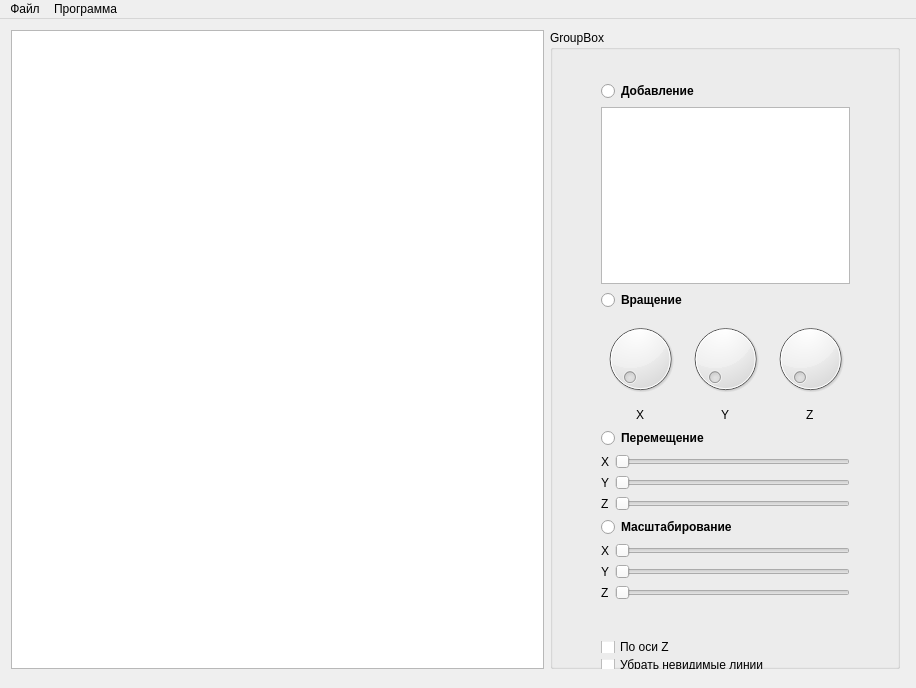
This is plane3d/mainwindow.ui in rbaygildin/learn-graphics as Qt 5 draws it before an edit. The edited form follows.
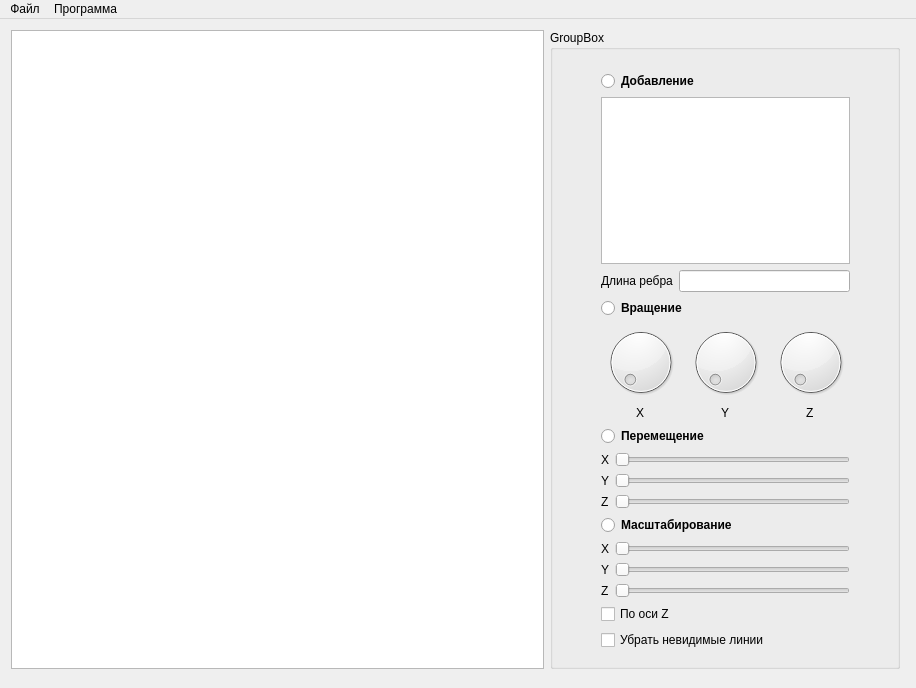
This is the edited form.

What changed in the file:
```diff
--- a/plane3d/mainwindow.ui
+++ b/plane3d/mainwindow.ui
@@ -51,13 +51,13 @@
        <property name="title">
         <string>GroupBox</string>
        </property>
-       <widget class="QWidget" name="layoutWidget">
+       <widget class="QWidget" name="">
         <property name="geometry">
          <rect>
           <x>40</x>
-          <y>40</y>
+          <y>30</y>
           <width>271</width>
-          <height>541</height>
+          <height>601</height>
          </rect>
         </property>
         <layout class="QVBoxLayout" name="verticalLayout_10">
@@ -85,6 +85,20 @@
            </item>
           </layout>
          </item>
+         <item>
+          <layout class="QHBoxLayout" name="horizontalLayout_9">
+           <item>
+            <widget class="QLabel" name="label_10">
+             <property name="text">
+              <string>Длина ребра</string>
+             </property>
+            </widget>
+           </item>
+           <item>
+            <widget class="QLineEdit" name="edgeInp"/>
+           </item>
+          </layout>
+         </item>
          <item>
           <layout class="QVBoxLayout" name="verticalLayout_7">
            <item>
@@ -307,17 +321,7 @@
            </item>
           </layout>
          </item>
-        </layout>
-       </widget>
-       <widget class="QWidget" name="">
-        <property name="geometry">
-         <rect>
-          <x>40</x>
-          <y>600</y>
-          <width>189</width>
-          <height>52</height>
-         </rect>
-        </property>
+         <item>
         <layout class="QVBoxLayout" name="verticalLayout_11">
          <item>
           <widget class="QCheckBox" name="zModeCheckBox">
@@ -332,6 +336,8 @@
             <string>Убрать невидимые линии</string>
            </property>
           </widget>
+           </item>
+          </layout>
          </item>
         </layout>
        </widget>
```
Lines whose indentation alone changed are shown as unchanged.
